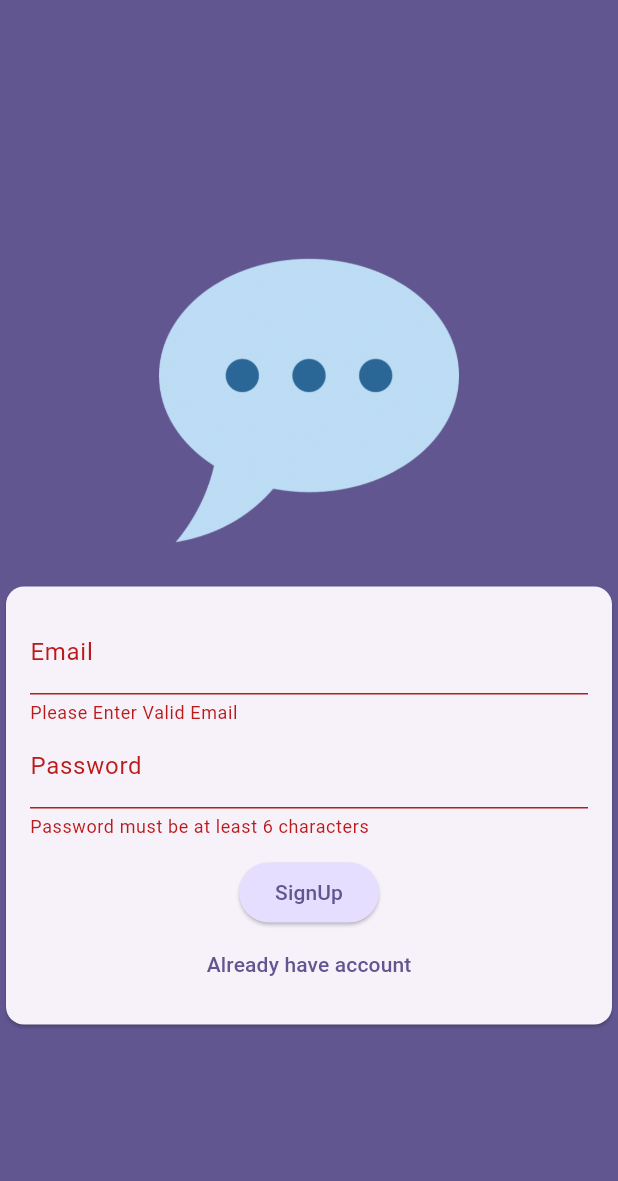
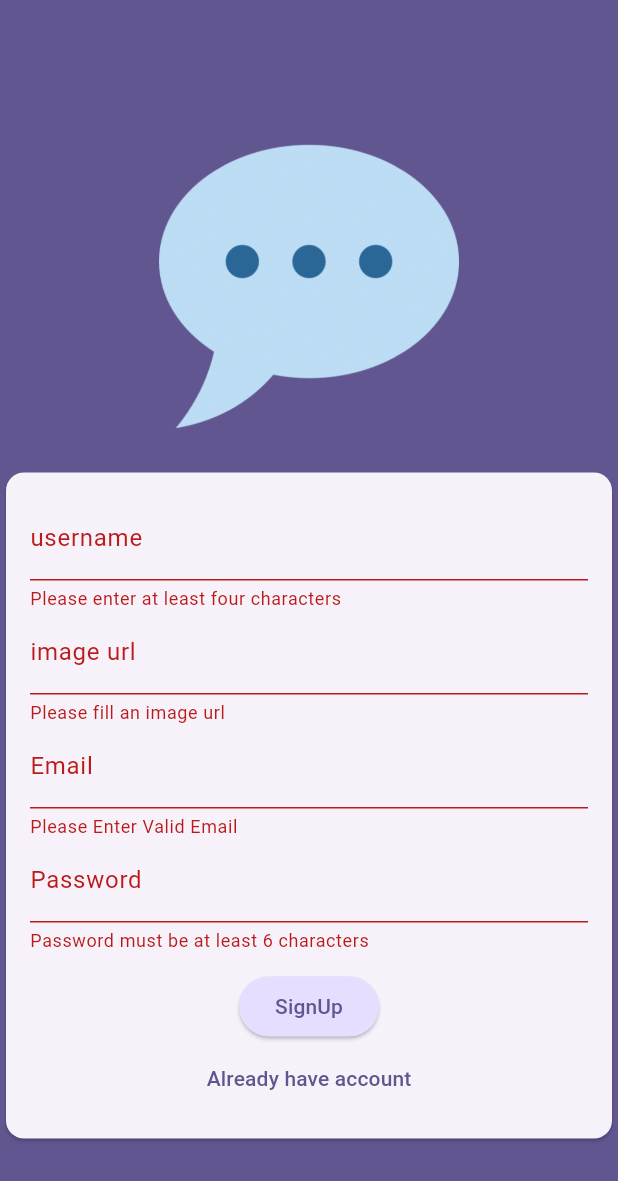
Before and after one commit to Hasan-droid/chat_app, a Flutter app: the screen it shows after launch, after a tap on "LogIn", after a tap on "Create Account", after a tap on "SignUp", on a phone screen of 412 x 824 dp. Shown: the top 1181 px of the screen. Run offline on Flutter 3.47's test engine with Material 3 defaults, Android fonts, the phone set to English and light mode, and no system bars; our stand-ins replace cloud_firestore, firebase_auth, firebase_core; accounts and stored records are empty.

Commit message:
293. Storing a Username
1- i added image url filed also instead of uploading image

```diff
--- a/lib/screens/auth.dart
+++ b/lib/screens/auth.dart
@@ -18,6 +18,8 @@ class _authScreen extends State<authScreen> {
   final authInstance = FirebaseAuth.instance;
   var _emailEntered = "";
   var _passwordEntered = "";
+  var _userName = "";
+  var _imageUrl = "";
 
   void submit() async {
     FocusScope.of(context).unfocus();
@@ -34,21 +36,21 @@ class _authScreen extends State<authScreen> {
           email: _emailEntered,
           password: _passwordEntered,
         );
-
-        await FirebaseFirestore.instance
-            .collection("users")
-            .doc(userCredentials.user!.uid)
-            .set({
-              "username": "to to done ...",
-              "email": _emailEntered,
-              "image url": "to be done ...",
-            });
       } else {
         final userCredentials = await authInstance
             .createUserWithEmailAndPassword(
               email: _emailEntered,
               password: _passwordEntered,
             );
+
+        await FirebaseFirestore.instance
+            .collection("users")
+            .doc(userCredentials.user!.uid)
+            .set({
+              "username": _userName,
+              "email": _emailEntered,
+              "image url": _imageUrl,
+            });
         print('user credentials $userCredentials');
       }
     } on FirebaseAuthException catch (err) {
@@ -64,7 +66,10 @@ class _authScreen extends State<authScreen> {
     // TODO: implement build
     return Scaffold(
       backgroundColor: Theme.of(context).colorScheme.primary,
-      body: Center(
+      resizeToAvoidBottomInset: true,
+      body: SafeArea(
+        child: Center(
+          child: SingleChildScrollView(
             child: Column(
               mainAxisAlignment: MainAxisAlignment.center,
               children: [
@@ -82,6 +87,36 @@ class _authScreen extends State<authScreen> {
                       child: Column(
                         mainAxisSize: MainAxisSize.min,
                         children: [
+                          if (!_isLogin) ...[
+                            TextFormField(
+                              decoration: InputDecoration(
+                                labelText: "username",
+                              ),
+                              validator: (value) {
+                                if (value == null || value.length < 4) {
+                                  return "Please enter at least four characters";
+                                }
+                                return null;
+                              },
+                              onSaved: (newValue) {
+                                _userName = newValue!;
+                              },
+                            ),
+                            TextFormField(
+                              decoration: InputDecoration(
+                                labelText: "image url",
+                              ),
+                              validator: (value) {
+                                if (value == null || value.trim().isEmpty) {
+                                  return "Please fill an image url";
+                                }
+                                return null;
+                              },
+                              onSaved: (newValue) {
+                                _imageUrl = newValue!;
+                              },
+                            ),
+                          ],
                           TextFormField(
                             decoration: InputDecoration(labelText: "Email"),
                             keyboardType: TextInputType.emailAddress,
@@ -118,7 +153,9 @@ class _authScreen extends State<authScreen> {
                             child: Text(_isLogin ? "LogIn" : "SignUp"),
                             style: ElevatedButton.styleFrom(
                               backgroundColor:
-                              Theme.of(context).colorScheme.primaryContainer,
+                                  Theme.of(
+                                    context,
+                                  ).colorScheme.primaryContainer,
                             ),
                           ),
                           TextButton(
@@ -128,7 +165,9 @@ class _authScreen extends State<authScreen> {
                               });
                             },
                             child: Text(
-                          _isLogin ? "Create Account" : "Already have account",
+                              _isLogin
+                                  ? "Create Account"
+                                  : "Already have account",
                             ),
                           ),
                         ],
@@ -139,6 +178,8 @@ class _authScreen extends State<authScreen> {
               ],
             ),
           ),
+        ),
+      ),
     );
   }
 }
```
Lines whose indentation alone changed are shown as unchanged.
